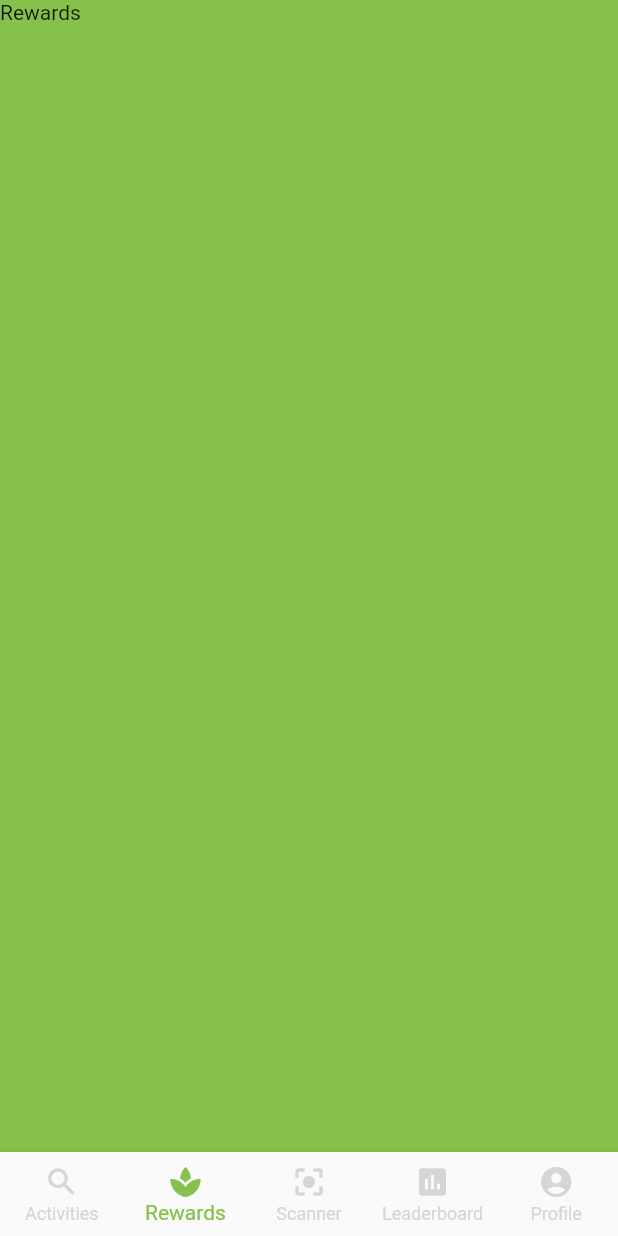
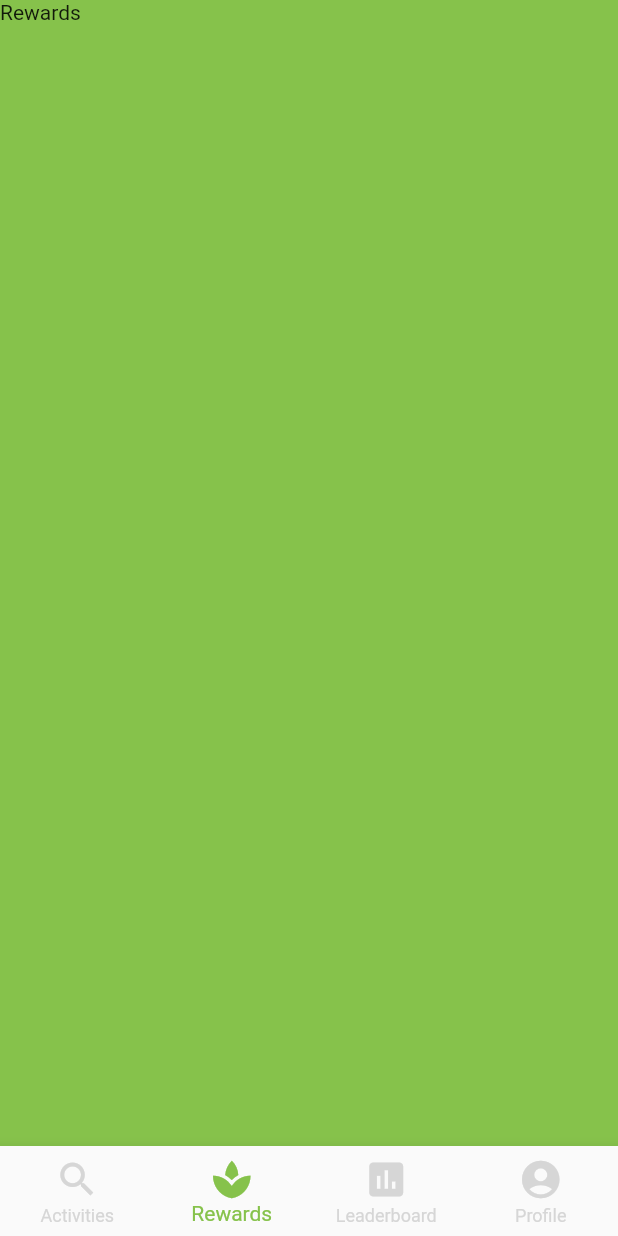
Before and after one commit to dserafim1999/plant-b, a Flutter app: the screen it shows after launch, item 2 of the bottom bar chosen, on a phone screen of 412 x 824 dp. Run offline on Flutter 3.47's test engine with Material 2 defaults, Android fonts, the phone set to English and light mode, and no system bars.

Commit message:
added google maps pub

```diff
--- a/lib/main.dart
+++ b/lib/main.dart
@@ -63,8 +63,7 @@ class _MyHomePageState extends State<MyHomePage> {
             onTap: onTabTapped,
             selectedItemColor: const Color(0xff86C24B),
             unselectedItemColor: Colors.grey[350],
-            showUnselectedLabels: true,
-            showSelectedLabels: true,
+            iconSize: 30,
             type: BottomNavigationBarType.fixed,
             items: const [
               BottomNavigationBarItem(
@@ -74,10 +73,6 @@ class _MyHomePageState extends State<MyHomePage> {
               BottomNavigationBarItem(
                 icon: Icon(Icons.spa),
                 label: "Rewards",
-              ),
-              BottomNavigationBarItem(
-                icon: Icon(Icons.center_focus_strong),
-                label: "Scanner",
               ),
               BottomNavigationBarItem(
                 icon: Icon(Icons.insert_chart),
--- a/pubspec.yaml
+++ b/pubspec.yaml
@@ -34,6 +34,7 @@ dependencies:
   # The following adds the Cupertino Icons font to your application.
   # Use with the CupertinoIcons class for iOS style icons.
   cupertino_icons: ^1.0.2
+  google_maps_flutter: ^2.1.1
 
 dev_dependencies:
   flutter_test:
```
Also changed, not shown: lib/pages/activities/map.dart (+8 -2 lines), pubspec.lock.
